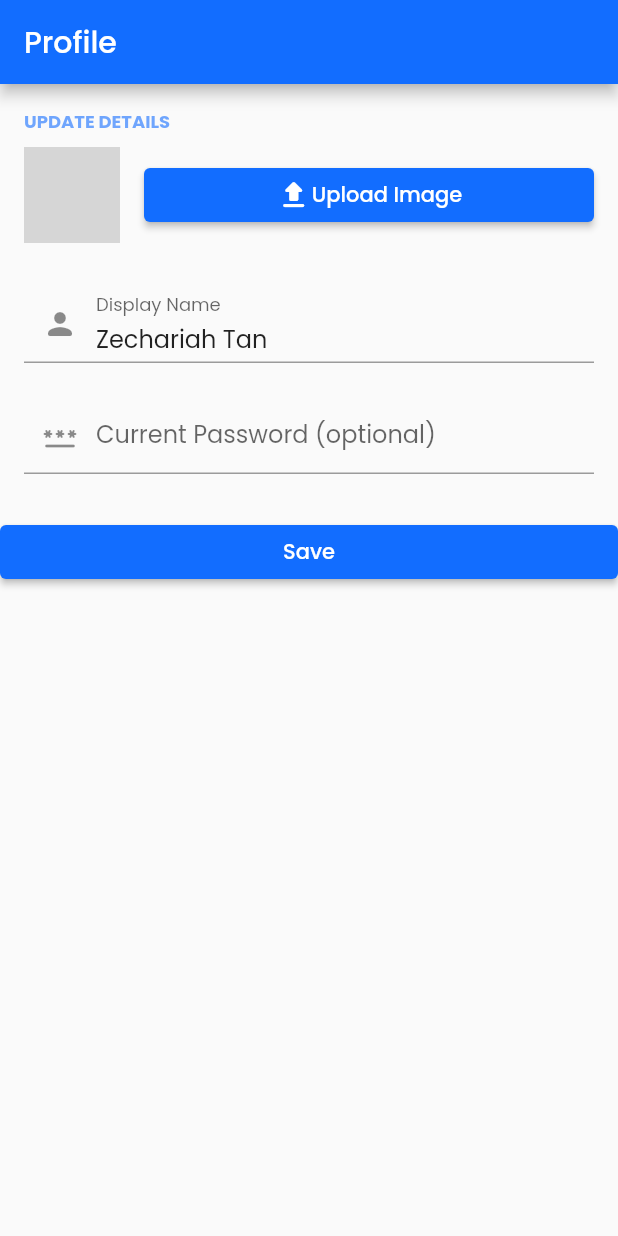
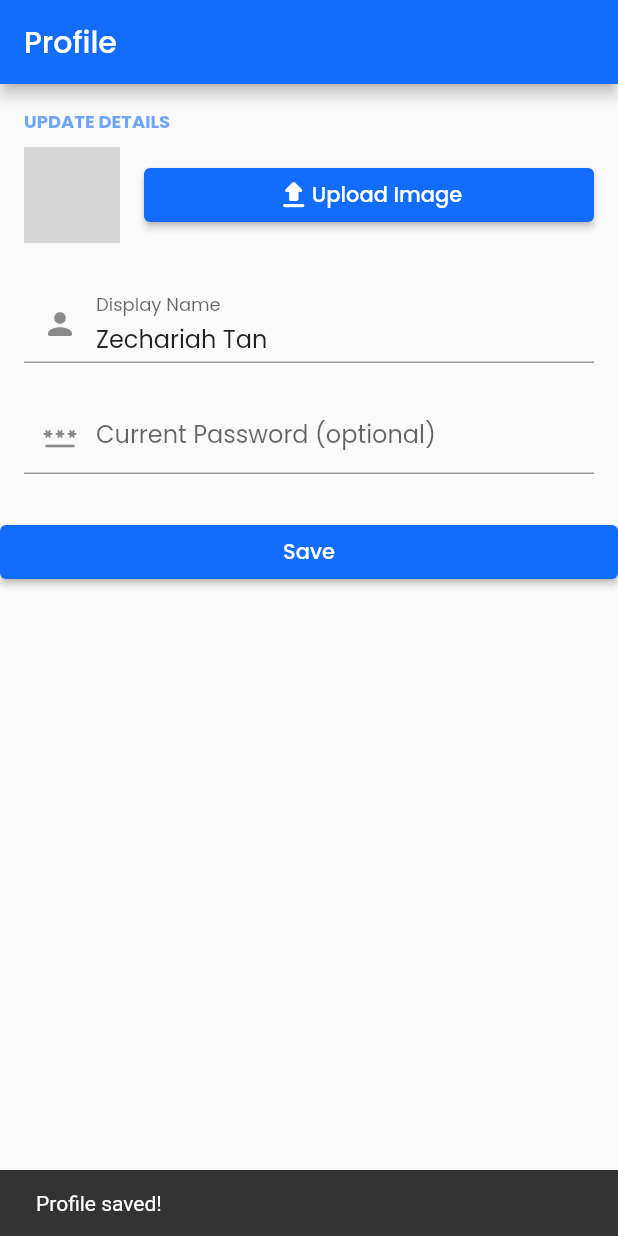
Before and after one commit to zS1L3NT/soundroid-v2, a Flutter app: the ProfileScreen widget shown alone on an empty page, opened directly, after a tap on "Save", on a phone screen of 412 x 824 dp. Run offline on Flutter 3.47's test engine with Material 2 defaults, Android fonts, the phone set to English and light mode, and no system bars; drawn by our look-alikes of flutter_settings_screens; our stand-ins replace auto_size_text, hive_flutter, marquee, palette_generator, transparent_image; missing offline and left inert: indexed; accounts and stored records are empty; network calls fail; grey boxes are pictures that could not be loaded.

Commit message:
✨ add snackbar when saving profile

```diff
--- a/lib/ui/screens/main/settings/profile.dart
+++ b/lib/ui/screens/main/settings/profile.dart
@@ -109,7 +109,14 @@ class ProfileScreenState extends State<ProfileScreen> {
                     ),
               const SizedBox(height: 16),
               ElevatedButton(
-                onPressed: () {},
+                onPressed: () {
+                  ScaffoldMessenger.of(context).showSnackBar(
+                    const SnackBar(
+                      content: Text("Profile saved!"),
+                      duration: Duration(seconds: 1),
+                    ),
+                  );
+                },
                 child: const Text("Save"),
               ),
             ],
```
